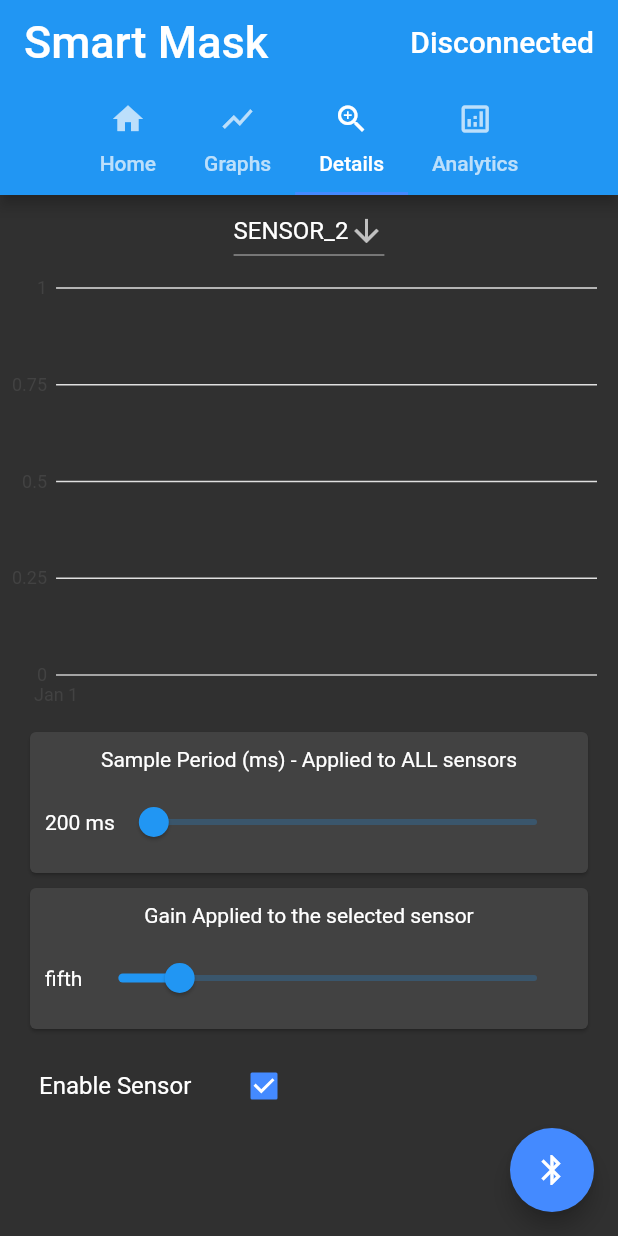
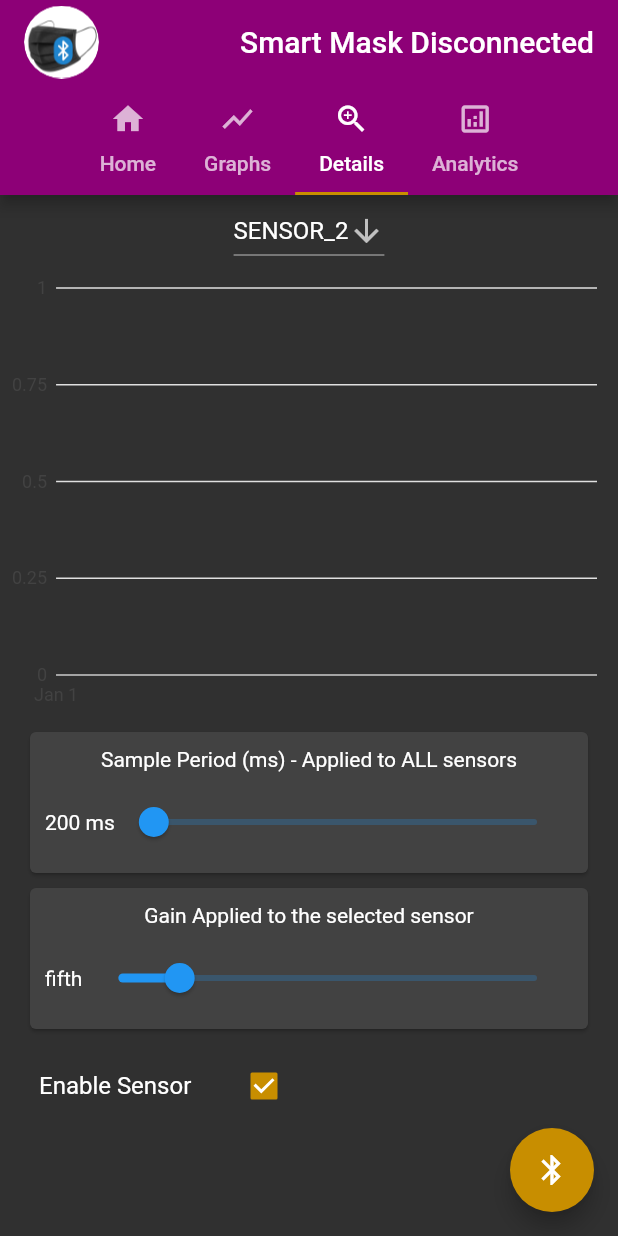
Before and after one commit to pseudoincorrect/Smart_mask, a Flutter app: the screen it shows after launch, tab 2 chosen, scrolled down 106 dp, after a tap on "Details", on a phone screen of 412 x 824 dp. Run offline on Flutter 3.47's test engine with Material 2 defaults, Android fonts, the phone set to English and light mode, and no system bars; our stand-ins replace bloc, charts_flutter, csv, equatable, flutter_bloc, flutter_blue and 3 more; missing offline and left inert: ext_storage, iirjdart; accounts and stored records are empty.

Commit message:
changed theme and added an icon

```diff
--- a/Mobile_app/smart_mask/lib/src/app.dart
+++ b/Mobile_app/smart_mask/lib/src/app.dart
@@ -10,6 +10,7 @@ import 'package:smart_mask/src/ui/screens/graphs_screen.dart';
 import 'package:smart_mask/src/ui/screens/analytics_screen.dart';
 import 'package:smart_mask/src/ui/screens/sensor_details_screen.dart';
 import 'package:smart_mask/src/ui/screens/home_screen.dart';
+import 'package:smart_mask/src/ui/theme/theme.dart';
 
 class MyApp extends StatelessWidget {
   @override
@@ -32,20 +33,6 @@ class MyApp extends StatelessWidget {
         title: "Smart Mask",
         theme: getTheme(),
         home: SplashScreen(),
-      ),
-    );
-  }
-
-  ThemeData getTheme() {
-    return ThemeData(
-      brightness: Brightness.dark,
-      primaryColor: Colors.blue,
-      accentColor: Colors.blueAccent,
-      buttonTheme: ButtonThemeData(
-        buttonColor: Colors.blue,
-        shape: RoundedRectangleBorder(
-            borderRadius: BorderRadius.all(Radius.circular(5))),
-        textTheme: ButtonTextTheme.primary,
       ),
     );
   }
@@ -74,9 +61,13 @@ class _TabControlState extends State<TabControl> {
         appBar: AppBar(
           title: Row(
             children: <Widget>[
-              const Text(
-                'Smart Mask',
-                style: TextStyle(fontSize: 30),
+              Image(
+                image: new AssetImage("assets/icon/smart_mask_logo_3_75px.png"),
+                width: 50,
+                height: 50,
+                color: null,
+                fit: BoxFit.scaleDown,
+                alignment: Alignment.center,
               ),
               Expanded(child: Container()),
               BlocBuilder<BleBloc, BleState>(
@@ -84,9 +75,9 @@ class _TabControlState extends State<TabControl> {
                 builder: (context, state) {
                   if (state is BleStateSetConnected) {
                     if (state.connected)
-                      return Text("Connected");
+                      return Text("Smart Mask Connected");
                     else
-                      return Text("Disconnected");
+                      return Text("Smart Mask Disconnected");
                   }
                   return Text("Loading..");
                 },
--- a/Mobile_app/smart_mask/lib/src/ui/screens/home_screen.dart
+++ b/Mobile_app/smart_mask/lib/src/ui/screens/home_screen.dart
@@ -3,7 +3,6 @@ import 'package:flutter/material.dart';
 class HomeScreen extends StatelessWidget {
   @override
   Widget build(BuildContext context) {
-    print("location need to be enabled for bluetooth discovery");
     return Center(child: Text("Home"));
   }
 }
--- /dev/null
+++ b/Mobile_app/smart_mask/lib/src/ui/theme/theme.dart
@@ -0,0 +1,42 @@
+import 'package:flutter/material.dart';
+
+const PRIMARY_COLOR = Color.fromARGB(255, 141, 0, 119);
+const ACCENT_COLOR = Color.fromARGB(255, 200, 142, 0);
+const BUTTON_COLOR = Color.fromARGB(255, 0, 120, 120);
+
+ThemeData getTheme() {
+  // https://paletton.com/#uid=54+0y0kOlp2rfRiO9GhQXg6YA2E
+  return ThemeData(
+    brightness: Brightness.dark,
+    primaryColor: PRIMARY_COLOR,
+    accentColor: ACCENT_COLOR,
+    textButtonTheme: getTextButtonThemeData(),
+    elevatedButtonTheme: getElevatedButtonThemeData(),
+    outlinedButtonTheme: getOutlinedButtonThemeData(),
+    // buttonTheme: getButtonThemeData(),
+  );
+}
+//
+// ButtonThemeData getButtonThemeData() {
+//   return ButtonThemeData(
+//     buttonColor: BUTTON_COLOR,
+//     shape: RoundedRectangleBorder(
+//         borderRadius: BorderRadius.all(Radius.circular(5))),
+//     textTheme: ButtonTextTheme.primary,
+//   );
+// }
+
+TextButtonThemeData getTextButtonThemeData() {
+  return TextButtonThemeData(
+      style: TextButton.styleFrom(primary: BUTTON_COLOR));
+}
+
+ElevatedButtonThemeData getElevatedButtonThemeData() {
+  return ElevatedButtonThemeData(
+      style: ElevatedButton.styleFrom(primary: BUTTON_COLOR));
+}
+
+OutlinedButtonThemeData getOutlinedButtonThemeData() {
+  return OutlinedButtonThemeData(
+      style: OutlinedButton.styleFrom(primary: BUTTON_COLOR));
+}
```
Also changed, not shown: Mobile_app/smart_mask/pubspec.yaml (+9 -0 lines), Mobile_app/smart_mask/assets/icon/smart_mask_logo_3.png (added), Mobile_app/smart_mask/assets/icon/smart_mask_logo_3_75px.png (added), Mobile_app/smart_mask/pubspec.lock, 24 other files.
